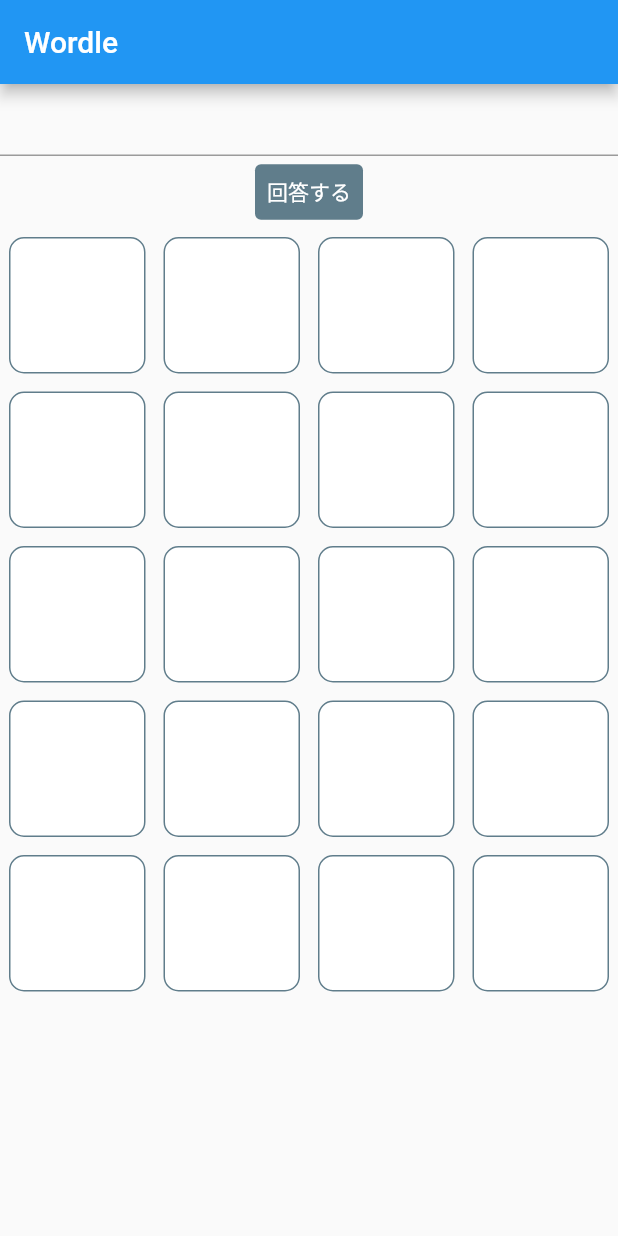
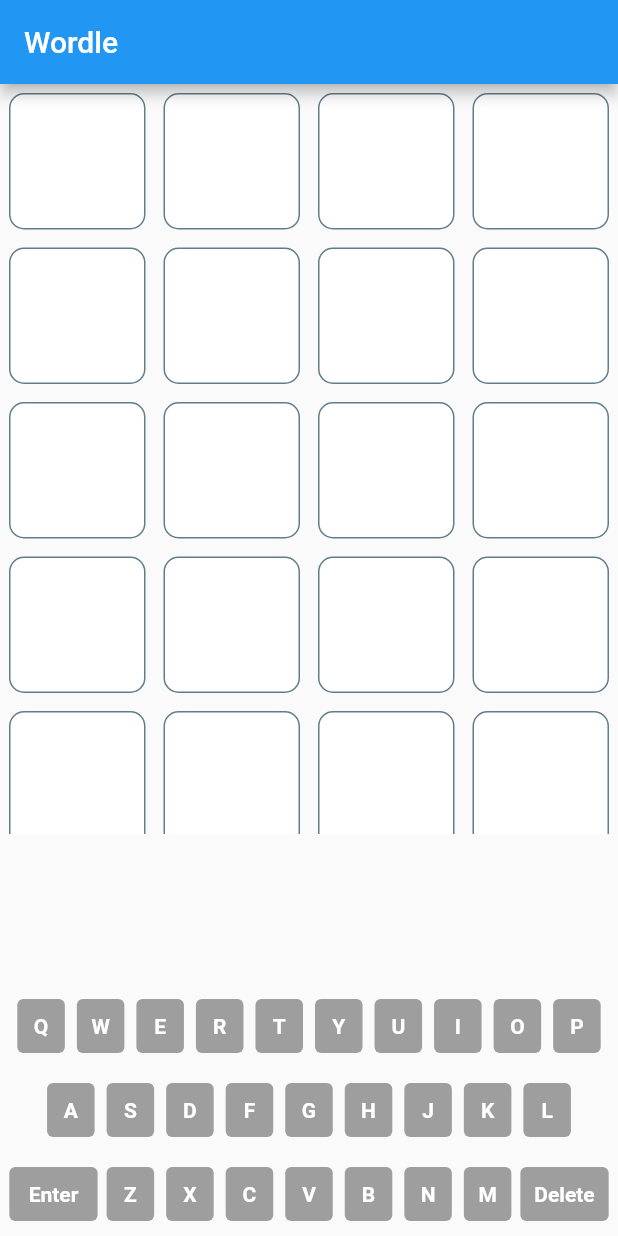
Before and after one commit to mixigroup/2022BeginnerTrainingFlutter, a Flutter app: the screen it shows after launch, on a phone screen of 412 x 824 dp. Run offline on Flutter 3.47's test engine with Material 2 defaults, Android fonts, the phone set to English and light mode, and no system bars; our stand-ins replace graphql.

Commit message:
キーボード追加

```diff
--- /dev/null
+++ b/lib/keyboard.dart
@@ -0,0 +1,254 @@
+import 'package:beginner_training_flutter/wordle_page.dart';
+import 'package:flutter/material.dart';
+
+// キーボードの文字を表す状態を表すクラスs
+class AlphabetState {
+  AlphabetState({
+    required this.char,
+    required this.state,
+  });
+  String char;
+  CharState state;
+}
+
+class KeyBoard extends StatefulWidget {
+  const KeyBoard({
+    Key? key,
+    required this.tiles,
+    required this.count,
+    this.onTapEnter,
+    this.onTapDelete,
+    this.onTapAlphabet,
+  }) : super(key: key);
+
+  final List<TileState> tiles;
+  final int count;
+  final VoidCallback? onTapEnter;
+  final VoidCallback? onTapDelete;
+  final Function(String)? onTapAlphabet;
+
+  @override
+  State<KeyBoard> createState() => _KeyBoardState();
+}
+
+class _KeyBoardState extends State<KeyBoard> {
+  // アルファベットたちを定義
+  // 最初は回答無しの状態
+  List<AlphabetState> alphabets = [
+    AlphabetState(char: "Q", state: CharState.NO_ANSWER),
+    AlphabetState(char: "W", state: CharState.NO_ANSWER),
+    AlphabetState(char: "E", state: CharState.NO_ANSWER),
+    AlphabetState(char: "R", state: CharState.NO_ANSWER),
+    AlphabetState(char: "T", state: CharState.NO_ANSWER),
+    AlphabetState(char: "Y", state: CharState.NO_ANSWER),
+    AlphabetState(char: "U", state: CharState.NO_ANSWER),
+    AlphabetState(char: "I", state: CharState.NO_ANSWER),
+    AlphabetState(char: "O", state: CharState.NO_ANSWER),
+    AlphabetState(char: "P", state: CharState.NO_ANSWER),
+    AlphabetState(char: "A", state: CharState.NO_ANSWER),
+    AlphabetState(char: "S", state: CharState.NO_ANSWER),
+    AlphabetState(char: "D", state: CharState.NO_ANSWER),
+    AlphabetState(char: "F", state: CharState.NO_ANSWER),
+    AlphabetState(char: "G", state: CharState.NO_ANSWER),
+    AlphabetState(char: "H", state: CharState.NO_ANSWER),
+    AlphabetState(char: "J", state: CharState.NO_ANSWER),
+    AlphabetState(char: "K", state: CharState.NO_ANSWER),
+    AlphabetState(char: "L", state: CharState.NO_ANSWER),
+    AlphabetState(char: "Z", state: CharState.NO_ANSWER),
+    AlphabetState(char: "X", state: CharState.NO_ANSWER),
+    AlphabetState(char: "C", state: CharState.NO_ANSWER),
+    AlphabetState(char: "V", state: CharState.NO_ANSWER),
+    AlphabetState(char: "B", state: CharState.NO_ANSWER),
+    AlphabetState(char: "N", state: CharState.NO_ANSWER),
+    AlphabetState(char: "M", state: CharState.NO_ANSWER),
+  ];
+
+  @override
+  Widget build(BuildContext context) {
+    return keyboard(
+      widget.tiles,
+      widget.count,
+      widget.onTapEnter,
+      widget.onTapDelete,
+      widget.onTapAlphabet,
+    );
+  }
+
+  Widget keyboard(
+    List<TileState> tiles,
+    int count,
+    VoidCallback? onTapEnter,
+    VoidCallback? onTapDelete,
+    Function(String)? onTapAlphabet,
+  ) {
+    //  MediaQuery.of(context).size は親のサイズを取ってくる
+    final width = MediaQuery.of(context).size.width;
+
+    for (var tileState in tiles) {
+      // 四角の状態が正解だった場合
+      if (tileState.state == CharState.CORRECT) {
+        // 四角の正解の文字とアルファベットを比較していく
+        for (var alphabet in alphabets) {
+          // 一致したら
+          if (tileState.char == alphabet.char) {
+            setState(() {
+              debugPrint("せいかい：${alphabet.char}");
+              // アルファベットの状態を正解に！
+              alphabet.state = CharState.CORRECT;
+            });
+          }
+        }
+      } else if (tileState.state == CharState.EXISTING) {
+        for (var alphabet in alphabets) {
+          if (tileState.char == alphabet.char) {
+            setState(() {
+              debugPrint("おしい：${alphabet.char}");
+              // CORRECT があった場合，緑にしておきたいので色が上書きされないように return しちゃう
+              if (alphabet.state == CharState.CORRECT) {
+                return;
+              }
+              alphabet.state = CharState.EXISTING;
+            });
+          }
+        }
+      } else if (tileState.state == CharState.NOTHING) {
+        for (var alphabet in alphabets) {
+          if (tileState.char == alphabet.char) {
+            setState(() {
+              debugPrint("まちがい：${alphabet.char}");
+              alphabet.state = CharState.NOTHING;
+            });
+          }
+        }
+      }
+    }
+
+    return Column(
+      mainAxisSize: MainAxisSize.min,
+      crossAxisAlignment: CrossAxisAlignment.center,
+      children: [
+        Row(
+          mainAxisAlignment: MainAxisAlignment.center,
+          children: [
+            for (var i = 0; i < 10; i++)
+              Padding(
+                padding: const EdgeInsets.all(2.0),
+                child: _alphabet(
+                  alphabets[i].char,
+                  width,
+                  onTapAlphabet,
+                  alphabets[i].state,
+                ),
+              ),
+          ],
+        ),
+        Row(
+          mainAxisAlignment: MainAxisAlignment.center,
+          children: [
+            for (var i = 10; i < 19; i++)
+              Padding(
+                padding: const EdgeInsets.all(2.0),
+                child: _alphabet(
+                  alphabets[i].char,
+                  width,
+                  onTapAlphabet,
+                  alphabets[i].state,
+                ),
+              ),
+          ],
+        ),
+        Row(
+          mainAxisAlignment: MainAxisAlignment.center,
+          children: [
+            _button(
+              "Enter",
+              onTapEnter,
+              width,
+            ),
+            for (var i = 19; i < 26; i++)
+              Padding(
+                padding: const EdgeInsets.all(2.0),
+                child: _alphabet(
+                  alphabets[i].char,
+                  width,
+                  onTapAlphabet,
+                  alphabets[i].state,
+                ),
+              ),
+            _button(
+              "Delete",
+              onTapDelete,
+              width,
+            ),
+          ],
+        ),
+      ],
+    );
+  }
+
+  // キーボードのアルファベットボタンひとつひとつ
+  Widget _alphabet(
+    String char,
+    double width,
+    Function(String)? onTapAlphabet,
+    CharState charState,
+  ) {
+    // 最初の色は薄グレー色
+    Color backgroundColor = Colors.grey;
+    // アルファベットの状態によって色を変える！
+    if (charState == CharState.CORRECT) {
+      backgroundColor = Colors.green;
+    } else if (charState == CharState.EXISTING) {
+      backgroundColor = Colors.amber;
+    } else if (charState == CharState.NOTHING) {
+      backgroundColor = Colors.blueGrey;
+    }
+
+    return Padding(
+      padding: const EdgeInsets.all(2.0),
+      child: SizedBox(
+        width: width / 13,
+        child: TextButton(
+          style: TextButton.styleFrom(
+            backgroundColor: backgroundColor,
+          ),
+          child: Text(
+            char,
+            style: const TextStyle(
+              color: Colors.white,
+              fontWeight: FontWeight.bold,
+            ),
+          ),
+          onPressed: (onTapAlphabet != null) ? () => onTapAlphabet(char) : null,
+        ),
+      ),
+    );
+  }
+
+  // キーボードのEnterとDeleteのボタン
+  Widget _button(
+    String text,
+    VoidCallback? onTap,
+    double width,
+  ) {
+    return Padding(
+      padding: const EdgeInsets.all(2.0),
+      child: SizedBox(
+        width: width / 7,
+        child: TextButton(
+          style: TextButton.styleFrom(
+            backgroundColor: Colors.grey,
+          ),
+          child: Text(
+            text,
+            style: const TextStyle(
+              color: Colors.white,
+              fontWeight: FontWeight.bold,
+            ),
+          ),
+          onPressed: onTap,
+        ),
+      ),
+    );
+  }
+}
--- a/lib/wordle_page.dart
+++ b/lib/wordle_page.dart
@@ -1,3 +1,4 @@
+import 'package:beginner_training_flutter/keyboard.dart';
 import 'package:flutter/material.dart';
 import 'package:graphql/client.dart';
 import 'package:uuid/uuid.dart';
@@ -36,6 +37,16 @@ enum CharState {
   NO_ANSWER,
 }
 
+// 今何回目で何文字目なのかを表すためのクラスを用意
+class Cursor {
+  Cursor({
+    required this.currentTimes,
+    required this.currentPosition,
+  });
+  int currentTimes;
+  int currentPosition;
+}
+
 class WordlePage extends StatelessWidget {
   const WordlePage({Key? key}) : super(key: key);
   @override
@@ -66,11 +77,13 @@ class CorrectWordState extends State<CorrectWord> {
   final String userId = "kunokuno"; // ここはさっき覚えておいて欲しいと言ったユーザID…！
   final wordId = const Uuid().v4();
 
-  // テキストフィールドで受け取る回答
-  String answerWord = "";
+  // キーボードが押されて受け取る文字を配列に格納していく
+  // [m, i, x, i] みたいな感じ
+  List<String> answerWord = [];
   // 結果（結果を受け取ったら再レンダリングさせて表示させるために State で持っておく）
   List<Answer> answerResult = [];
-  int times = 0;
+  // 最初は試行0回，位置も0文字目
+  Cursor cursor = Cursor(currentTimes: 0, currentPosition: 0);
 
   // 四角たちを初期化
   // 4文字の英単語で5回チャレンジできるので20こ用意
@@ -85,10 +98,11 @@ class CorrectWordState extends State<CorrectWord> {
   );
 
   void answer() async {
-    // 2回目以降，次回答するときにどんどん add されてしまうので空にしてあげる
-    setState(() {
-      answerResult = [];
-    });
+    // 配列で受け取った文字を word に合算してく
+    String word = "";
+    for (var element in answerWord) {
+      word += element;
+    }
 
     const String answerWordQuery = r'''
 mutation answerWordMutation($wordId: String!, $word: String!, $userId: String!) {
@@ -106,7 +120,7 @@ mutation answerWordMutation($wordId: String!, $word: String!, $userId: String!)
       document: gql(answerWordQuery),
       variables: <String, dynamic>{
         'wordId': wordId,
-        'word': answerWord,
+        'word': word,
         'userId': userId,
       },
     );
@@ -140,32 +154,36 @@ mutation answerWordMutation($wordId: String!, $word: String!, $userId: String!)
     // 四角たちの状態を代入
     for (var answer in answerResult) {
       if (answer.judge == "CORRECT") {
-        tiles[answer.position + (times * 4)].state = CharState.CORRECT;
-        tiles[answer.position + (times * 4)].char = answer.char;
+        tiles[answer.position + (cursor.currentTimes * 4)].state = CharState.CORRECT;
+        tiles[answer.position + (cursor.currentTimes * 4)].char = answer.char;
       } else if (answer.judge == "EXISTING") {
-        tiles[answer.position + (times * 4)].state = CharState.EXISTING;
-        tiles[answer.position + (times * 4)].char = answer.char;
+        tiles[answer.position + (cursor.currentTimes * 4)].state = CharState.EXISTING;
+        tiles[answer.position + (cursor.currentTimes * 4)].char = answer.char;
       } else if (answer.judge == "NOTHING") {
-        tiles[answer.position + (times * 4)].state = CharState.NOTHING;
-        tiles[answer.position + (times * 4)].char = answer.char;
+        tiles[answer.position + (cursor.currentTimes * 4)].state = CharState.NOTHING;
+        tiles[answer.position + (cursor.currentTimes * 4)].char = answer.char;
       }
     }
 
     // 回数を増やす
     // 四角の状態も setState
     setState(() {
-      times++;
+      cursor.currentPosition = 0;
+      (cursor.currentTimes < 5) ? cursor.currentTimes++ : null;
       tiles = tiles;
+      // 2回目以降，次回答するときにどんどん add されてしまうので空にしてあげる
+      // 四角の状態をセットしたのでもう空にして大丈夫！
+      answerWord = [];
+      answerResult = [];
     });
 
     // 5回だったら回答クエリを読んでダイアログを表示！！！
-    if (times == 5) {
+    if (cursor.currentTimes == 5) {
       getWord();
     }
 
-    debugPrint(times.toString());
+    debugPrint(cursor.currentTimes.toString());
     debugPrint(wordId);
-    debugPrint(answerWord);
     debugPrint(result.toString());
   }
 
@@ -229,33 +247,15 @@ query correctWordQuery($wordId: String!) {
 
   @override
   Widget build(BuildContext context) {
-    return SingleChildScrollView(
+    return SafeArea(
       child: Column(
         mainAxisSize: MainAxisSize.min,
+        mainAxisAlignment: MainAxisAlignment.spaceBetween,
         children: [
-          TextField(
-            onChanged: (value) {
-              setState(() {
-                answerWord = value;
-              });
-            },
-          ),
-          TextButton(
-            onPressed: () {
-              // 回答ミューテーションを実行！
-              answer();
-            },
-            child: const Text(
-              "回答する",
-              style: TextStyle(color: Colors.white),
-            ),
-            style: ButtonStyle(
-              backgroundColor: MaterialStateProperty.all(Colors.blueGrey),
-            ),
-          ),
           SizedBox(
-            height: 600,
+            height: 500,
             child: GridView.count(
+              shrinkWrap: true,
               crossAxisCount: 4,
               children: [
                 for (var tile in tiles)
@@ -266,6 +266,43 @@ query correctWordQuery($wordId: String!) {
               ],
             ),
           ),
+          const Spacer(),
+          KeyBoard(
+            tiles: tiles,
+            count: cursor.currentTimes,
+            onTapEnter: () {
+              // 4文字に足りてないときはエンター押せないように（誤爆阻止）
+              (answerWord.length == 4) ? answer() : null;
+            },
+            onTapDelete: () {
+              setState(() {
+                // 回答配列の最後を削除してく
+                answerWord.removeAt(answerWord.length - 1);
+                // 四角は空文字にする
+                tiles[cursor.currentPosition + (cursor.currentTimes * 4) - 1]
+                    .char = "";
+                // カーソル位置を戻す
+                cursor.currentPosition--;
+              });
+            },
+            // 4文字よりたくさん打てないように
+            onTapAlphabet: (answerWord.length < 4)
+                ? (char) {
+                    setState(
+                      () {
+                        // 回答配列に追加してく
+                        answerWord.add(char);
+                        // キーボードで押された文字を char で受け取って四角の文字に表示
+                        tiles[cursor.currentPosition +
+                                (cursor.currentTimes * 4)]
+                            .char = char;
+                        // カーソル位置を増やす
+                        cursor.currentPosition++;
+                      },
+                    );
+                  }
+                : null,
+          ),
         ],
       ),
     );
@@ -275,12 +312,18 @@ query correctWordQuery($wordId: String!) {
 Widget _tile(TileState tileState) {
   // 四角の状態によって背景色を変える
   Color boxBackgroundColor = Colors.white;
+  // 四角の状態によって文字色を変える
+  // 回答ないときはグレー，あるとき（背景色がある場合）は白色へ
+  Color textColor = Colors.blueGrey;
   if (tileState.state == CharState.CORRECT) {
     boxBackgroundColor = Colors.green;
+    textColor = Colors.white;
   } else if (tileState.state == CharState.EXISTING) {
     boxBackgroundColor = Colors.amber;
+    textColor = Colors.white;
   } else if (tileState.state == CharState.NOTHING) {
     boxBackgroundColor = Colors.grey;
+    textColor = Colors.white;
   }
 
   return Padding(
@@ -298,9 +341,9 @@ Widget _tile(TileState tileState) {
       child: Center(
         child: Text(
           tileState.char,
-          style: const TextStyle(
+          style: TextStyle(
             fontSize: 60,
-            color: Colors.white,
+            color: textColor,
             fontWeight: FontWeight.bold,
           ),
         ),
```
